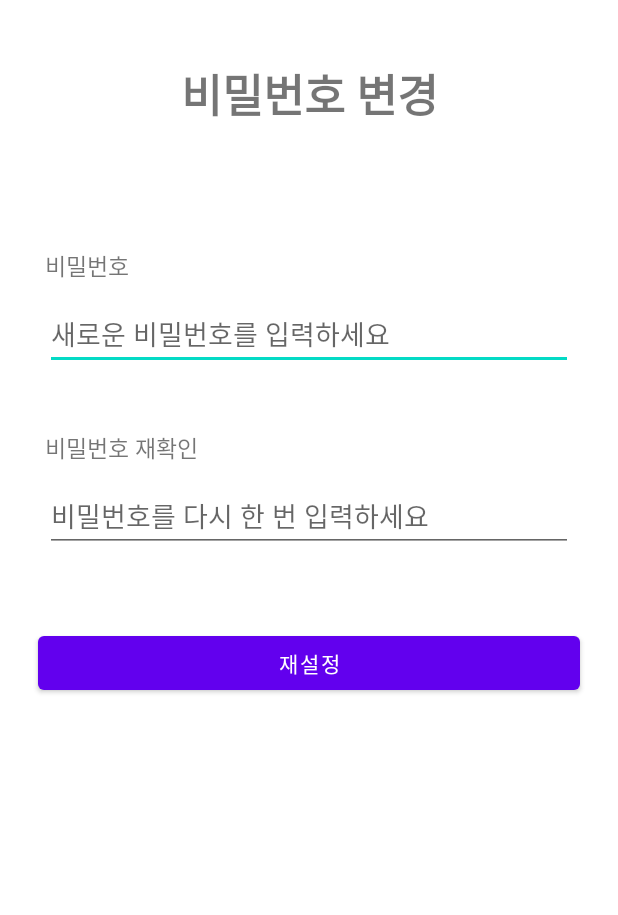
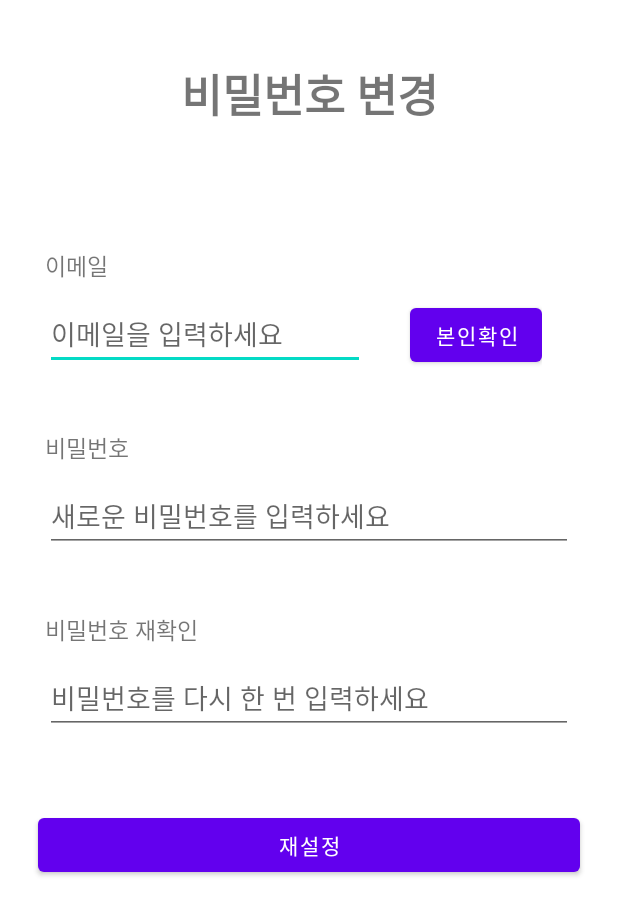
Before and after one commit to qowngus33/Hanium-AI-Pet-Chatbot, an Android app: the PasswordChangeActivity screen opened directly, with no data from a screen before it, on a phone screen of 412 x 824 dp. Shown: the top 915 px of the screen. Run offline under Robolectric (Android 15) with nearby library versions, the phone set to English and light mode, and no system bars.

Commit message:
added email check in passwordChangeActivity and password validation process

```diff
--- a/app/src/main/java/com/example/myapplication/ui/newlogin/PasswordChangeActivity.java
+++ b/app/src/main/java/com/example/myapplication/ui/newlogin/PasswordChangeActivity.java
@@ -1,7 +1,11 @@
 package com.example.myapplication.ui.newlogin;
 
+import android.app.AlertDialog;
+import android.content.DialogInterface;
 import android.content.Intent;
 import android.os.Bundle;
+import android.text.Editable;
+import android.text.TextWatcher;
 import android.view.View;
 import android.widget.Button;
 import android.widget.EditText;
@@ -11,34 +15,100 @@ import androidx.appcompat.app.AppCompatActivity;
 
 import com.example.myapplication.R;
 import com.example.myapplication.databinding.ActivityLoginBinding;
+import com.example.myapplication.ui.mypage.MainActivity;
 
 public class PasswordChangeActivity extends AppCompatActivity {
 
-    private ActivityLoginBinding binding;
+    private AlertDialog dialog;
+    private JoinUserState joinUserState = new JoinUserState();
 
     @Override
     protected void onCreate(Bundle savedInstanceState) {
         super.onCreate(savedInstanceState);
         setContentView(R.layout.password_change);
-        final Button button = (Button) findViewById(R.id.checkButton);
+
+        final EditText emailEditText = (EditText) findViewById(R.id.editTextEmailAddress);
+        final Button emailCheckButton = (Button) findViewById(R.id.emailCheckButton);
+        final Button checkButton = (Button) findViewById(R.id.checkButton);
         final EditText passwordEditText = (EditText) findViewById(R.id.editTextPassword);
         final EditText passwordEditTextCheck = (EditText) findViewById(R.id.editTextPasswordCheck);
 
-        button.setOnClickListener(new View.OnClickListener() {
+        // 본인확인 버튼 구현
+        emailCheckButton.setOnClickListener(new View.OnClickListener() {
             @Override
             public void onClick(View view) {
-                // 비밀번호 재설정하는 과정 생략. 여기에 구현해야함. "재설정" 버튼을 클릭 시에 로그인으로 넘어감
-                if(passwordEditTextCheck.getText().toString().equals(passwordEditText.getText().toString())) {
-                    Intent intent = new Intent(getApplicationContext(), LoginActivity.class);
-                    startActivity(intent);
-                    System.out.println(passwordEditTextCheck.getText()+" "+passwordEditText.getText());
+                // TODO: 이메일로 본인확인하는 것 구현
+                String email = emailEditText.getText().toString();
+                joinUserState.setEmail(email);
+                if(joinUserState.isEmailValid() && true) {
+                    AlertDialog.Builder builder = new AlertDialog.Builder(PasswordChangeActivity.this);
+                    dialog = builder.setMessage("이메일이 인증되었습니다.")
+                            .setPositiveButton("확인", new DialogInterface.OnClickListener() {
+                                @Override
+                                public void onClick(DialogInterface dialog, int which) {}
+                            })
+                            .create();
+                    dialog.show();
+                } else {
+                    emailEditText.setError("이메일을 확인해주세요.");
+                }
+            }
+        });
+
+        // 재설정 버튼 구현
+        checkButton.setOnClickListener(new View.OnClickListener() {
+            @Override
+            public void onClick(View view) {
+                // TODO: 비밀번호 재설정하는 과정 생략. 여기에 구현해야함. "재설정" 버튼을 클릭 시에 로그인으로 넘어감
+                joinUserState.setPassword(passwordEditText.getText().toString());
+                joinUserState.setRePassword(passwordEditTextCheck.getText().toString());
+                if(joinUserState.isValidData()) {
+                    AlertDialog.Builder builder = new AlertDialog.Builder(PasswordChangeActivity.this);
+                    dialog = builder.setMessage("비밀번호가 재설정되었습니다.")
+                            .setCancelable(false)
+                            .setPositiveButton("확인", new DialogInterface.OnClickListener() {
+                                @Override
+                                public void onClick(DialogInterface dialog, int which) {
+                                    Intent intent = new Intent(getApplicationContext(), LoginActivity.class);
+                                    startActivity(intent);
+                                }
+                            })
+                            .create();
+                    dialog.show();
                 } else {
                     Toast.makeText(getApplicationContext(), "다시 입력해주세요", Toast.LENGTH_LONG).show();
                }
-
             }
         });
+
+        // 사용자 입력에 따라 텍스트 알림창을 설정
+        TextWatcher passwordAfterTextChangedListener = new TextWatcher() {
+            @Override
+            public void beforeTextChanged(CharSequence s, int start, int count, int after) {}
+            @Override
+            public void onTextChanged(CharSequence s, int start, int before, int count) {}
+            @Override
+            public void afterTextChanged(Editable s) {
+                joinUserState.setPassword(passwordEditText.getText().toString());
+                if(!joinUserState.isPasswordValid()) {
+                    passwordEditText.setError("비밀번호는 여섯자리 이상, 영어와 숫자로 구성해주세요.");
+                }
+            }
+        };
+        TextWatcher passwordReEnterAfterTextChangedListener = new TextWatcher() {
+            @Override
+            public void beforeTextChanged(CharSequence s, int start, int count, int after) {}
+            @Override
+            public void onTextChanged(CharSequence s, int start, int before, int count) {}
+            @Override
+            public void afterTextChanged(Editable s) {
+                joinUserState.setRePassword(passwordEditTextCheck.getText().toString());
+                if(!joinUserState.isPasswordSame()) {
+                    passwordEditTextCheck.setError("비밀번호가 다릅니다.");
+                }
+            }
+        };
+        passwordEditText.addTextChangedListener(passwordAfterTextChangedListener);
+        passwordEditTextCheck.addTextChangedListener(passwordReEnterAfterTextChangedListener);
     }
-
-
 }
--- a/app/src/main/res/layout/password_change.xml
+++ b/app/src/main/res/layout/password_change.xml
@@ -23,13 +23,53 @@
             android:textStyle="bold" />
 
         <TextView
-            android:id="@+id/passwordText"
+            android:id="@+id/emailText"
             android:layout_below="@+id/changePassword"
             android:layout_width="wrap_content"
             android:layout_height="wrap_content"
             android:layout_marginStart="30dp"
+            android:layout_marginEnd="10dp"
+            android:layout_marginTop="40dp"
+            android:layout_marginBottom="10dp"
+            android:gravity="left"
+            android:text="이메일"
+            android:textSize="15dp" />
+
+        <LinearLayout
+            android:layout_width="wrap_content"
+            android:layout_height="wrap_content"
+            android:layout_below="@+id/emailText"
+            android:id="@+id/emailLinearLayout"
+            android:orientation="horizontal"
+            android:layout_marginBottom="10dp">
+
+            <EditText
+                android:id="@+id/editTextEmailAddress"
+                android:layout_width="wrap_content"
+                android:layout_height="wrap_content"
+                android:layout_weight="1"
+                android:layout_marginStart="30dp"
+                android:layout_marginEnd="30dp"
+                android:hint="이메일을 입력하세요"
+                android:ems="10"
+                android:inputType="textEmailAddress" />
+
+            <Button
+                android:id="@+id/emailCheckButton"
+                android:layout_width="wrap_content"
+                android:layout_height="wrap_content"
+                android:layout_weight="1"
+                android:text="본인확인" />
+        </LinearLayout>
+
+        <TextView
+            android:id="@+id/passwordText"
+            android:layout_below="@+id/emailLinearLayout"
+            android:layout_width="wrap_content"
+            android:layout_height="wrap_content"
+            android:layout_marginStart="30dp"
             android:layout_marginEnd="30dp"
-            android:layout_marginTop="40dp"
+            android:layout_marginTop="30dp"
             android:layout_marginBottom="10dp"
             android:gravity="left"
             android:text="비밀번호"
```
